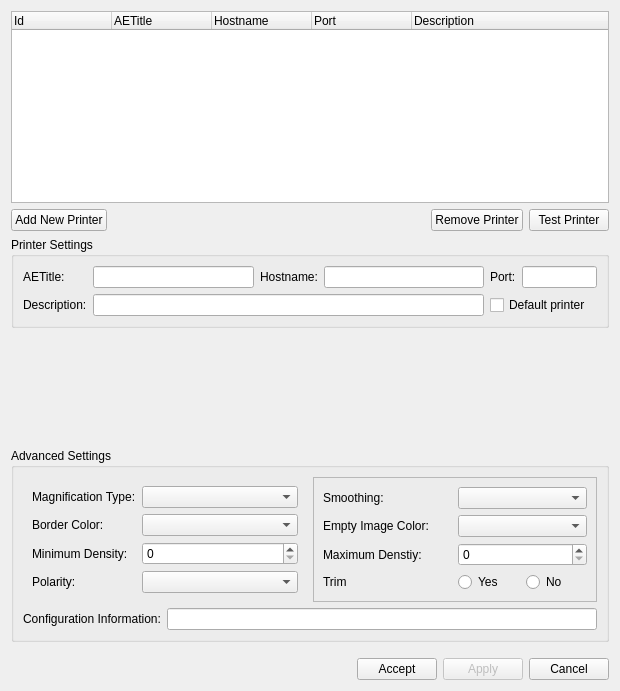
Before: the Qt Designer form starviewer/src/extensions/playground/dicomprint/qdicomprinterconfigurationwidgetbase.ui in starviewer-medical/starviewer, drawn with Qt 5.
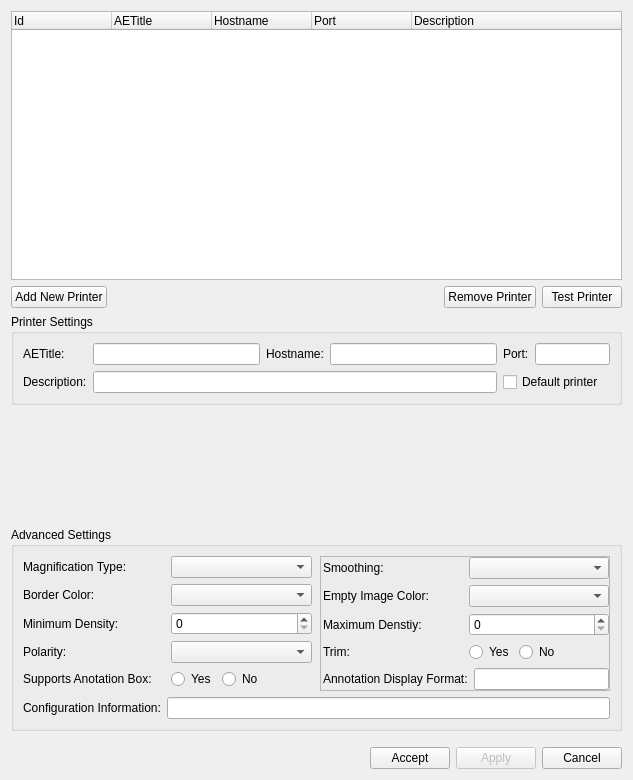
After: the same form once the commit is applied. Icons and pictures are not drawn. Custom widgets are drawn as their Qt base class.

Commit message:
ENH: A DICOMPrint s'afegeix suport als Annotation Box per poder imprimir a les plaques informació de les Imatges imprimides.
Ara fa que quan s'enviï una pàgina a imprimir, si la impressora suporta anotacions apareixerà Institució de l'estudi, Nom pacient i edat, Modalitat i Data/Hora estudi i ID Estudi i descripció.

A la pantalla de configuració d'impresseres modificar per poder indicar si la impressora suporta les anotacions.

Patch:
```diff
--- a/starviewer/src/extensions/playground/dicomprint/qdicomprinterconfigurationwidgetbase.ui
+++ b/starviewer/src/extensions/playground/dicomprint/qdicomprinterconfigurationwidgetbase.ui
@@ -9,8 +9,8 @@
    <rect>
     <x>0</x>
     <y>0</y>
-    <width>620</width>
-    <height>691</height>
+    <width>633</width>
+    <height>780</height>
    </rect>
   </property>
   <property name="sizePolicy">
@@ -22,8 +22,8 @@
   <property name="windowTitle">
    <string>DICOM Printers Configuration</string>
   </property>
-  <layout class="QVBoxLayout" name="verticalLayout">
-   <item>
+  <layout class="QGridLayout" name="gridLayout_4">
+   <item row="0" column="0">
     <widget class="QTreeWidget" name="m_listPrintersTreeWidget">
      <property name="minimumSize">
       <size>
@@ -64,7 +64,7 @@
      </column>
     </widget>
    </item>
-   <item>
+   <item row="1" column="0">
     <layout class="QHBoxLayout" name="horizontalLayout_4">
      <item>
       <widget class="QPushButton" name="m_addPrinterPushButton">
@@ -144,7 +144,7 @@
      </item>
     </layout>
    </item>
-   <item>
+   <item row="2" column="0">
     <widget class="QGroupBox" name="m_printerSettingsGroupBox">
      <property name="title">
       <string>Printer Settings</string>
@@ -219,7 +219,7 @@
      </layout>
     </widget>
    </item>
-   <item>
+   <item row="3" column="0">
     <spacer name="verticalSpacer_2">
      <property name="orientation">
       <enum>Qt::Vertical</enum>
@@ -235,7 +235,7 @@
      </property>
     </spacer>
    </item>
-   <item>
+   <item row="4" column="0">
     <layout class="QHBoxLayout" name="horizontalLayout">
      <item>
       <widget class="udg::QDicomPrinterBasicSettingsWidget" name="m_qdicomPrinterBasicSettingsWidget" native="true">
@@ -255,7 +255,7 @@
      </item>
     </layout>
    </item>
-   <item>
+   <item row="5" column="0">
     <spacer name="verticalSpacer">
      <property name="orientation">
       <enum>Qt::Vertical</enum>
@@ -271,7 +271,7 @@
      </property>
     </spacer>
    </item>
-   <item>
+   <item row="6" column="0">
     <widget class="QGroupBox" name="m_advancedSettingsGroupBox">
      <property name="enabled">
       <bool>true</bool>
@@ -279,10 +279,8 @@
      <property name="title">
       <string>Advanced Settings</string>
      </property>
-     <layout class="QGridLayout" name="gridLayout_3">
-      <item row="0" column="0" colspan="2">
-       <layout class="QHBoxLayout" name="horizontalLayout_5">
-        <item>
+     <layout class="QGridLayout" name="gridLayout_2">
+      <item row="0" column="0">
          <widget class="QFrame" name="frame">
           <property name="sizePolicy">
            <sizepolicy hsizetype="Preferred" vsizetype="Preferred">
@@ -296,11 +294,22 @@
           <property name="frameShadow">
            <enum>QFrame::Sunken</enum>
           </property>
-          <layout class="QFormLayout" name="formLayout">
-           <property name="fieldGrowthPolicy">
-            <enum>QFormLayout::AllNonFixedFieldsGrow</enum>
-           </property>
-           <item row="0" column="0">
+        <layout class="QVBoxLayout" name="verticalLayout_2">
+         <property name="leftMargin">
+          <number>0</number>
+         </property>
+         <property name="topMargin">
+          <number>0</number>
+         </property>
+         <property name="rightMargin">
+          <number>2</number>
+         </property>
+         <property name="bottomMargin">
+          <number>0</number>
+         </property>
+         <item>
+          <layout class="QHBoxLayout" name="horizontalLayout_5">
+           <item>
             <widget class="QLabel" name="m_magnifactionTypeLabel">
              <property name="minimumSize">
               <size>
@@ -313,7 +322,7 @@
              </property>
             </widget>
            </item>
-           <item row="0" column="1">
+           <item>
             <widget class="QComboBox" name="m_magnifactionTypeComboBox">
              <property name="enabled">
               <bool>true</bool>
@@ -332,7 +341,11 @@
              </property>
             </widget>
            </item>
-           <item row="1" column="0">
+          </layout>
+         </item>
+         <item>
+          <layout class="QHBoxLayout" name="horizontalLayout_13">
+           <item>
             <widget class="QLabel" name="m_borderDensityLabel">
              <property name="minimumSize">
               <size>
@@ -345,7 +358,27 @@
              </property>
             </widget>
            </item>
-           <item row="2" column="0">
+           <item>
+            <widget class="QComboBox" name="m_borderDensityComboBox">
+             <property name="sizePolicy">
+              <sizepolicy hsizetype="Preferred" vsizetype="Fixed">
+               <horstretch>0</horstretch>
+               <verstretch>0</verstretch>
+              </sizepolicy>
+             </property>
+             <property name="minimumSize">
+              <size>
+               <width>0</width>
+               <height>0</height>
+              </size>
+             </property>
+            </widget>
+           </item>
+          </layout>
+         </item>
+         <item>
+          <layout class="QHBoxLayout" name="horizontalLayout_14">
+           <item>
             <widget class="QLabel" name="m_miniumDensityLabel">
              <property name="minimumSize">
               <size>
@@ -358,7 +391,7 @@
              </property>
             </widget>
            </item>
-           <item row="2" column="1">
+           <item>
             <widget class="QSpinBox" name="m_minimumDensitySpinBox">
              <property name="sizePolicy">
               <sizepolicy hsizetype="Preferred" vsizetype="Fixed">
@@ -374,7 +407,11 @@
              </property>
             </widget>
            </item>
-           <item row="3" column="0">
+          </layout>
+         </item>
+         <item>
+          <layout class="QHBoxLayout" name="horizontalLayout_15">
+           <item>
             <widget class="QLabel" name="m_polarityLabel">
              <property name="minimumSize">
               <size>
@@ -387,7 +424,7 @@
              </property>
             </widget>
            </item>
-           <item row="3" column="1">
+           <item>
             <widget class="QComboBox" name="m_polarityComboBox">
              <property name="sizePolicy">
               <sizepolicy hsizetype="Preferred" vsizetype="Fixed">
@@ -403,26 +440,60 @@
              </property>
             </widget>
            </item>
-           <item row="1" column="1">
-            <widget class="QComboBox" name="m_borderDensityComboBox">
-             <property name="sizePolicy">
-              <sizepolicy hsizetype="Preferred" vsizetype="Fixed">
-               <horstretch>0</horstretch>
-               <verstretch>0</verstretch>
-              </sizepolicy>
+          </layout>
+         </item>
+         <item>
+          <layout class="QHBoxLayout" name="horizontalLayout_17">
+           <item>
+            <widget class="QLabel" name="label_2">
+             <property name="text">
+              <string>Supports Anotation Box:</string>
              </property>
-             <property name="minimumSize">
+            </widget>
+           </item>
+           <item>
+            <layout class="QHBoxLayout" name="horizontalLayout_16">
+             <property name="spacing">
+              <number>0</number>
+             </property>
+             <item>
+              <widget class="QRadioButton" name="m_supportsAnnotationBoxYesRadioButton">
+               <property name="text">
+                <string>Yes</string>
+               </property>
+              </widget>
+             </item>
+             <item>
+              <widget class="QRadioButton" name="m_supportsAnnotationBoxNoRadioButton">
+               <property name="text">
+                <string>No</string>
+               </property>
+              </widget>
+             </item>
+             <item>
+              <spacer name="horizontalSpacer_2">
+               <property name="orientation">
+                <enum>Qt::Horizontal</enum>
+               </property>
+               <property name="sizeType">
+                <enum>QSizePolicy::Preferred</enum>
+               </property>
+               <property name="sizeHint" stdset="0">
               <size>
-               <width>0</width>
-               <height>0</height>
-              </size>
-             </property>
-            </widget>
-           </item>
-          </layout>
-         </widget>
-        </item>
-        <item>
+                 <width>40</width>
+                 <height>20</height>
+                </size>
+               </property>
+              </spacer>
+             </item>
+            </layout>
+           </item>
+          </layout>
+         </item>
+        </layout>
+       </widget>
+      </item>
+      <item row="0" column="1">
          <widget class="QFrame" name="frame_2">
           <property name="sizePolicy">
            <sizepolicy hsizetype="Preferred" vsizetype="Preferred">
@@ -436,8 +507,23 @@
           <property name="frameShadow">
            <enum>QFrame::Raised</enum>
           </property>
-          <layout class="QGridLayout" name="gridLayout_2">
-           <item row="0" column="0">
+        <layout class="QVBoxLayout" name="verticalLayout">
+         <property name="spacing">
+          <number>6</number>
+         </property>
+         <property name="leftMargin">
+          <number>2</number>
+         </property>
+         <property name="topMargin">
+          <number>0</number>
+         </property>
+         <property name="rightMargin">
+          <number>0</number>
+         </property>
+         <property name="bottomMargin">
+          <number>0</number>
+         </property>
+         <item>
             <layout class="QHBoxLayout" name="horizontalLayout_10">
              <item>
               <widget class="QLabel" name="m_smoothingTypeLabel">
@@ -470,7 +556,7 @@
              </item>
             </layout>
            </item>
-           <item row="1" column="0">
+         <item>
             <layout class="QHBoxLayout" name="horizontalLayout_9">
              <item>
               <widget class="QLabel" name="m_emptyDensityLabel">
@@ -503,7 +589,7 @@
              </item>
             </layout>
            </item>
-           <item row="2" column="0">
+         <item>
             <layout class="QHBoxLayout" name="horizontalLayout_8">
              <item>
               <widget class="QLabel" name="m_maximDensityLabel">
@@ -536,17 +622,20 @@
              </item>
             </layout>
            </item>
-           <item row="3" column="0">
+         <item>
             <layout class="QHBoxLayout" name="horizontalLayout_7">
              <item>
               <widget class="QLabel" name="m_visibleTrimLabel">
                <property name="text">
-                <string>Trim</string>
+              <string>Trim:</string>
                </property>
               </widget>
              </item>
              <item>
               <layout class="QHBoxLayout" name="horizontalLayout_6">
+             <property name="spacing">
+              <number>0</number>
+             </property>
                <item>
                 <widget class="QRadioButton" name="m_yesVisibleTrimRadioButton">
                  <property name="text">
@@ -561,16 +650,53 @@
                  </property>
                 </widget>
                </item>
-              </layout>
+             <item>
+              <spacer name="horizontalSpacer_4">
+               <property name="orientation">
+                <enum>Qt::Horizontal</enum>
+               </property>
+               <property name="sizeType">
+                <enum>QSizePolicy::Preferred</enum>
+               </property>
+               <property name="sizeHint" stdset="0">
+                <size>
+                 <width>40</width>
+                 <height>20</height>
+                </size>
+               </property>
+              </spacer>
              </item>
             </layout>
            </item>
           </layout>
-         </widget>
-        </item>
-       </layout>
-      </item>
-      <item row="1" column="0">
+         </item>
+         <item>
+          <layout class="QHBoxLayout" name="horizontalLayout_12">
+           <item>
+            <widget class="QLabel" name="label">
+             <property name="text">
+              <string>Annotation Display Format:</string>
+             </property>
+            </widget>
+           </item>
+           <item>
+            <widget class="QLineEdit" name="m_annotationDisplayFormatLineEdit">
+             <property name="sizePolicy">
+              <sizepolicy hsizetype="Preferred" vsizetype="Fixed">
+               <horstretch>0</horstretch>
+               <verstretch>0</verstretch>
+              </sizepolicy>
+             </property>
+            </widget>
+           </item>
+          </layout>
+         </item>
+        </layout>
+       </widget>
+      </item>
+      <item row="1" column="0" colspan="2">
+       <layout class="QHBoxLayout" name="horizontalLayout_11">
+        <item>
        <widget class="QLabel" name="m_configuration">
         <property name="sizePolicy">
          <sizepolicy hsizetype="Preferred" vsizetype="Preferred">
@@ -589,7 +715,7 @@
         </property>
        </widget>
       </item>
-      <item row="1" column="1">
+        <item>
        <widget class="QLineEdit" name="m_configurationInformationLineEdit">
         <property name="sizePolicy">
          <sizepolicy hsizetype="MinimumExpanding" vsizetype="Fixed">
@@ -606,9 +732,11 @@
        </widget>
       </item>
      </layout>
+      </item>
+     </layout>
     </widget>
    </item>
-   <item>
+   <item row="7" column="0">
     <spacer name="verticalSpacer_3">
      <property name="orientation">
       <enum>Qt::Vertical</enum>
@@ -624,10 +752,10 @@
      </property>
     </spacer>
    </item>
-   <item>
+   <item row="8" column="0">
     <layout class="QHBoxLayout" name="horizontalLayout_2"/>
    </item>
-   <item>
+   <item row="9" column="0">
     <layout class="QHBoxLayout" name="horizontalLayout_3">
      <item>
       <spacer name="horizontalSpacer">
```
Lines whose indentation alone changed are shown as unchanged. The commit also changes 13 other files.
